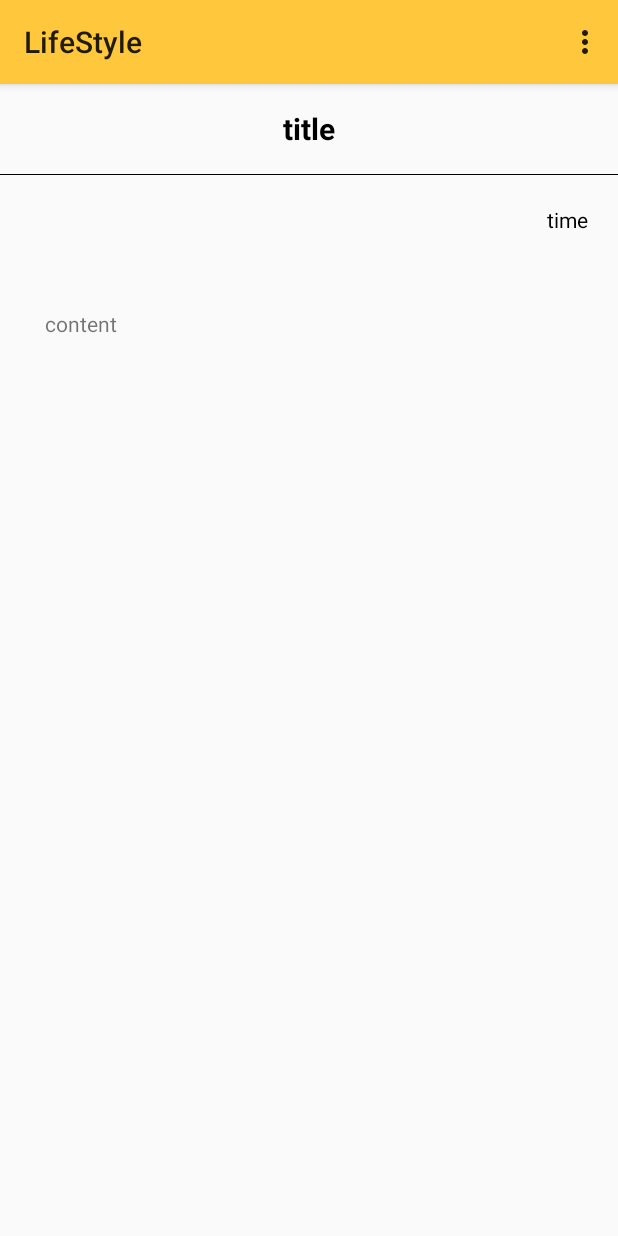
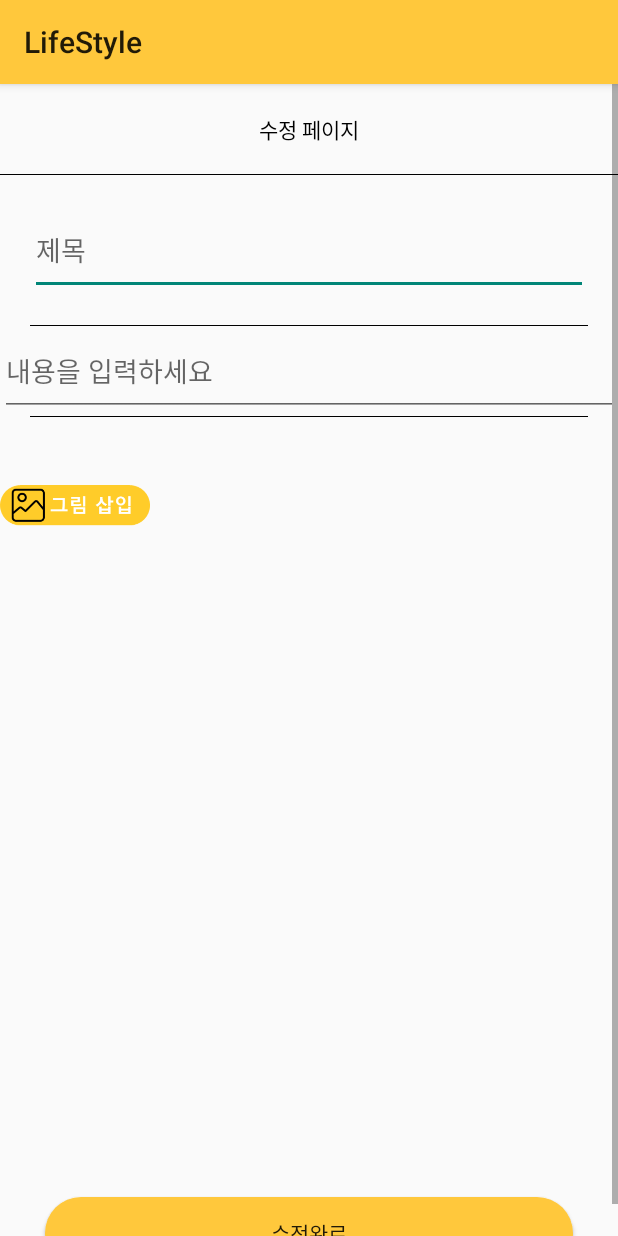
Before and after one commit to dami0806/LifeStyle, an Android app: the BoardInsideActivity screen opened directly, with no data from a screen before it, in the options menu, after a tap on "수정", on a phone screen of 412 x 824 dp. Run offline under Robolectric (Android 15) with nearby library versions, the phone set to English and light mode, and no system bars; our stand-ins replace Firebase (no records; nobody signed in at launch, a user with empty details on screens opened directly), data binding; libraries missing offline, so code that uses them is left out: com.kakao.sdk; pictures from the network do not load; 8 statements that could not run were skipped.

Commit message:
수정기능 완료

```diff
--- a/app/src/main/AndroidManifest.xml
+++ b/app/src/main/AndroidManifest.xml
@@ -4,7 +4,7 @@
     package="com.dami.lifestyle">
 
     <uses-permission android:name="android.permission.INTERNET" />
-    <uses-permission android:name="android.permission.READ_EXTERNAL_STORAGE" />//이미지추가 권한
+    <uses-permission android:name="android.permission.READ_EXTERNAL_STORAGE" />
 
     <application
         android:name=".auth.GlobalApplication"
@@ -20,6 +20,9 @@
         android:usesCleartextTraffic="true"
         tools:ignore="Instantiatable"
         tools:targetApi="31">
+        <activity
+            android:name=".board.BoardEditActivity"
+            android:exported="false" />
         <activity
             android:name=".board.BoardInsideActivity"
             android:exported="false" />
--- /dev/null
+++ b/app/src/main/res/layout/activity_board_edit.xml
@@ -0,0 +1,94 @@
+<?xml version="1.0" encoding="utf-8"?>
+<layout>
+
+    <LinearLayout xmlns:android="http://schemas.android.com/apk/res/android"
+        xmlns:app="http://schemas.android.com/apk/res-auto"
+        xmlns:tools="http://schemas.android.com/tools"
+        android:layout_width="match_parent"
+        android:layout_height="match_parent"
+        android:orientation="vertical"
+        tools:context=".board.BoardWrtieActivity">
+
+        <ScrollView
+            android:layout_width="match_parent"
+            android:layout_height="match_parent">
+
+            <LinearLayout
+                android:layout_width="match_parent"
+                android:layout_height="wrap_content"
+                android:orientation="vertical">
+
+                <LinearLayout
+                    android:layout_width="match_parent"
+                    android:layout_height="60dp">
+
+                    <TextView
+                        android:layout_width="match_parent"
+                        android:layout_height="match_parent"
+                        android:gravity="center"
+                        android:text="수정 페이지"
+                        android:textColor="@color/black" />
+
+                </LinearLayout>
+
+                <LinearLayout
+                    android:layout_width="match_parent"
+                    android:layout_height="0.5dp"
+                    android:background="@color/black" />
+
+                <EditText
+                    android:id="@+id/titleArea"
+                    android:layout_width="match_parent"
+                    android:layout_height="60dp"
+                    android:layout_margin="20dp"
+                    android:hint="제목" />
+
+                <LinearLayout
+                    android:layout_width="match_parent"
+                    android:layout_height="0.5dp"
+                    android:layout_marginLeft="20dp"
+                    android:layout_marginRight="20dp"
+                    android:background="@color/black" />
+
+                <EditText
+                    android:id="@+id/contentArea"
+                    android:layout_width="match_parent"
+                    android:layout_height="60dp"
+                    android:hint="내용을 입력하세요" />
+
+                <LinearLayout
+                    android:layout_width="match_parent"
+                    android:layout_height="0.5dp"
+                    android:layout_marginLeft="20dp"
+                    android:layout_marginRight="20dp"
+                    android:background="@color/black" />
+
+                <ImageView
+                    android:id="@+id/imgbtn"
+                    android:layout_width="100dp"
+                    android:layout_height="100dp"
+                    android:layout_marginTop="10dp"
+                    android:src="@drawable/plusimg" />
+                <ImageView
+                    android:id="@+id/imgArea"
+                    android:layout_width="300dp"
+                    android:layout_height="300dp"
+                    android:layout_marginTop="10dp"
+                    android:layout_gravity="center_horizontal" />
+
+
+
+                <Button
+                    android:id="@+id/editbtn"
+                    android:layout_width="match_parent"
+                    android:layout_height="wrap_content"
+                    android:layout_marginLeft="30dp"
+                    android:layout_marginTop="100dp"
+                    android:layout_marginRight="30dp"
+                    android:background="@drawable/backgournd_radius_yellow"
+                    android:text="수정완료" />
+            </LinearLayout>
+        </ScrollView>
+
+    </LinearLayout>
+</layout>
```
Also changed, not shown: app/src/main/java/com/dami/lifestyle/board/BoardEditActivity.kt (added, +95 -0 lines), app/src/main/java/com/dami/lifestyle/board/BoardInsideActivity.kt (+13 -7 lines), app/src/main/res/layout/activity_board_inside.xml (+11 -5 lines).
